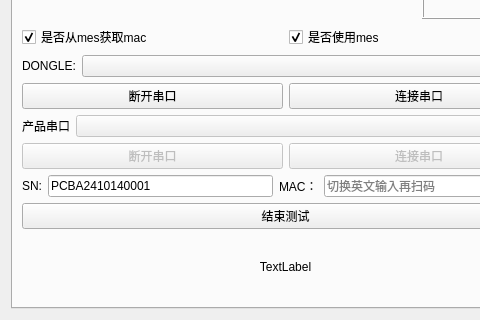
Above: work_station/pcba/pcbaform.ui from yuhuang163/test before the change; both pictures show x 0 to 480 and y 150 to 470 of the 571 by 470 pixel window. Below: the same form after it.
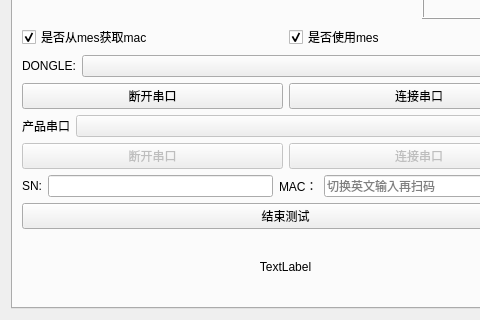
That is the form after the change. The open tabs and pages were chosen to show the change.

Commit message: // [PCBA_VER] 配置文件的读写改成单例模式，修复pass没看见fail问题 // [QC_VER] 配置文件的读写改成单例模式 // [IMU_VER] 配置文件的读写改成单例模式，做了y21的适配 // [CAMERA_VER]  配置文件的读写改成单例模式 // [DEBUG_VER] 配置文件的读写改成单例模式 // [AGE_VER] 配置文件的读写改成单例模式，增加sn日期写入记录 // [SCREEN_VER] 配置文件的读写改成单例模式 // [SINGLE_VER] 配置文件的读写改成单例模式，做了p30p的适配 // [MOTOR_VER] 配置文件的读写改成单例模式，1拖多bug修复 // [LIGHT_VER] 配置文件的读写改成单例模式 // [FREE_VER] 配置文件的读写改成单例模式 //

What changed in the file:
```diff
--- a/work_station/pcba/pcbaform.ui
+++ b/work_station/pcba/pcbaform.ui
@@ -83,7 +83,7 @@
            <item>
             <widget class="QLineEdit" name="getMac">
              <property name="text">
-              <string>PCBA2410140001</string>
+              <string/>
              </property>
             </widget>
            </item>
```
Left out of the diff: 2 changed lines with no effect on the pictures. The commit also changes 44 other files.
